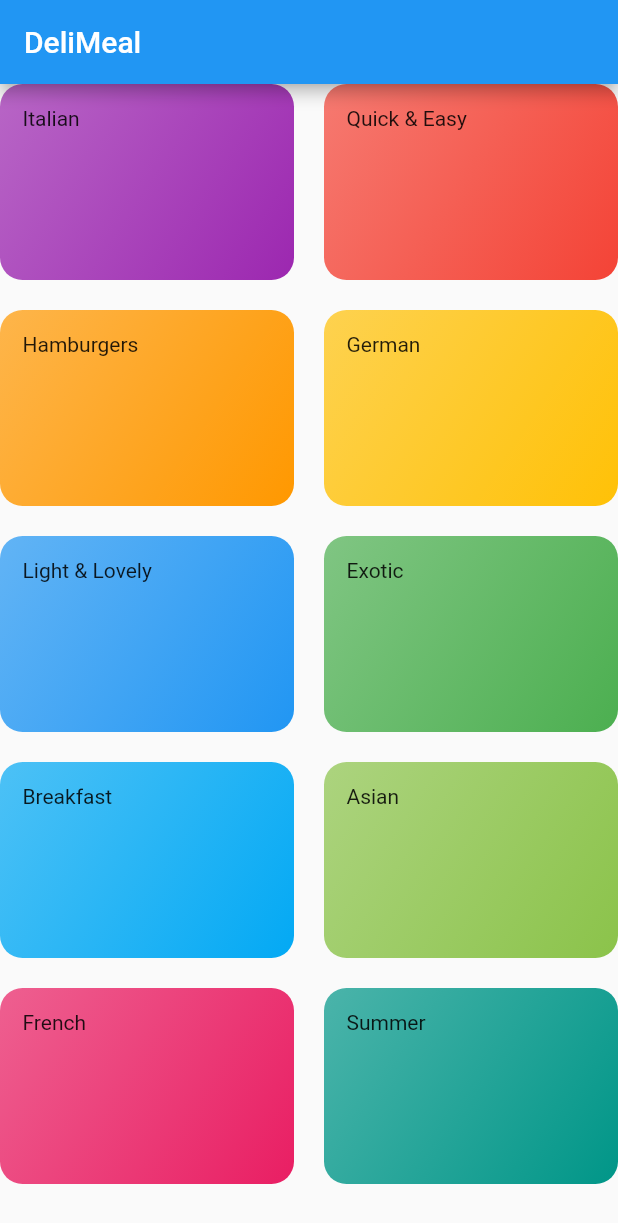
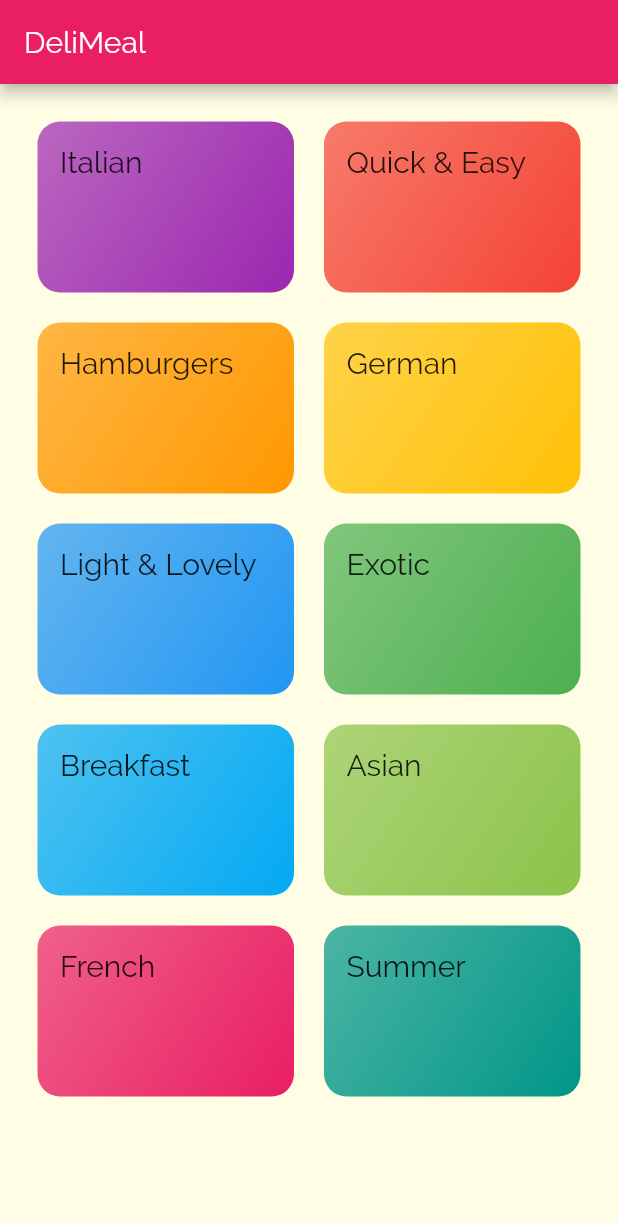
Before and after one commit to 5tigerjelly/learn_flutter_meal_app, a Flutter app: the screen it shows after launch, on a phone screen of 412 x 824 dp. Shown: the top 1223 px of the screen. Run offline on Flutter 3.47's test engine with Material 2 defaults, Android fonts, the phone set to English and light mode, and no system bars.

Commit message:
able to nav to other pages, add font

```diff
--- a/lib/categories_screen.dart
+++ b/lib/categories_screen.dart
@@ -1,6 +1,3 @@
-import 'package:flutter/src/foundation/key.dart';
-import 'package:flutter/src/widgets/framework.dart';
-import 'package:flutter/src/widgets/placeholder.dart';
 import 'package:flutter/material.dart';
 import './category_item.dart';
 
@@ -14,8 +11,13 @@ class CategoriesScreen extends StatelessWidget {
         title: const Text('DeliMeal'),
       ),
       body: GridView(
+        padding: const EdgeInsets.all(25),
         children: DUMMY_CATEGORIES
-            .map((catData) => CategoryItem(catData.title, catData.color))
+            .map((catData) => CategoryItem(
+                  catData.id,
+                  catData.title,
+                  catData.color,
+                ))
             .toList(),
         gridDelegate: SliverGridDelegateWithMaxCrossAxisExtent(
           maxCrossAxisExtent: 200,
--- a/lib/category_item.dart
+++ b/lib/category_item.dart
@@ -1,19 +1,34 @@
-import 'package:flutter/src/foundation/key.dart';
-import 'package:flutter/src/widgets/framework.dart';
-import 'package:flutter/src/widgets/placeholder.dart';
 import 'package:flutter/material.dart';
+import 'package:flutter_complete_guide/categories_meals_screen.dart';
 
 class CategoryItem extends StatelessWidget {
+  final String id;
   final String title;
   final Color color;
 
-  CategoryItem(this.title, this.color);
+  CategoryItem(this.id, this.title, this.color);
+
+  void selectCategory(BuildContext ctx) {
+    Navigator.of(ctx).push(MaterialPageRoute(builder: (_) {
+      return CategoryMealsScreen(
+        id,
+        title,
+      );
+    }));
+  }
 
   @override
   Widget build(BuildContext context) {
-    return Container(
+    return InkWell(
+      onTap: () => selectCategory(context),
+      splashColor: Theme.of(context).primaryColor,
+      borderRadius: BorderRadius.circular(15),
+      child: Container(
         padding: const EdgeInsets.all(15),
-      child: Text(title),
+        child: Text(
+          title,
+          style: Theme.of(context).textTheme.titleLarge,
+        ),
         decoration: BoxDecoration(
           gradient: LinearGradient(
             colors: [
@@ -25,6 +40,7 @@ class CategoryItem extends StatelessWidget {
           ),
           borderRadius: BorderRadius.circular(15),
         ),
+      ),
     );
   }
 }
--- a/lib/main.dart
+++ b/lib/main.dart
@@ -9,7 +9,10 @@ class MyApp extends StatelessWidget {
     return MaterialApp(
       title: 'DeliMeals',
       theme: ThemeData(
-        primarySwatch: Colors.blue,
+        primarySwatch: Colors.pink,
+        accentColor: Colors.amber,
+        canvasColor: Color.fromRGBO(255, 254, 229, 1),
+        fontFamily: 'Raleway',
       ),
       home: CategoriesScreen(),
     );
```
Also changed, not shown: lib/categories_meals_screen.dart (added, +20 -0 lines), pubspec.yaml (+18 -9 lines), assets/fonts/Raleway-Black.ttf (added), assets/fonts/Raleway-Bold.ttf (added), assets/fonts/Raleway-Regular.ttf (added), assets/fonts/RobotoCondensed-Bold.ttf (added), assets/fonts/RobotoCondensed-Italic.ttf (added), assets/fonts/RobotoCondensed-Light.ttf (added), assets/fonts/RobotoCondensed-Regular.ttf (added), 1 other file. Lines whose indentation alone changed are shown as unchanged.
